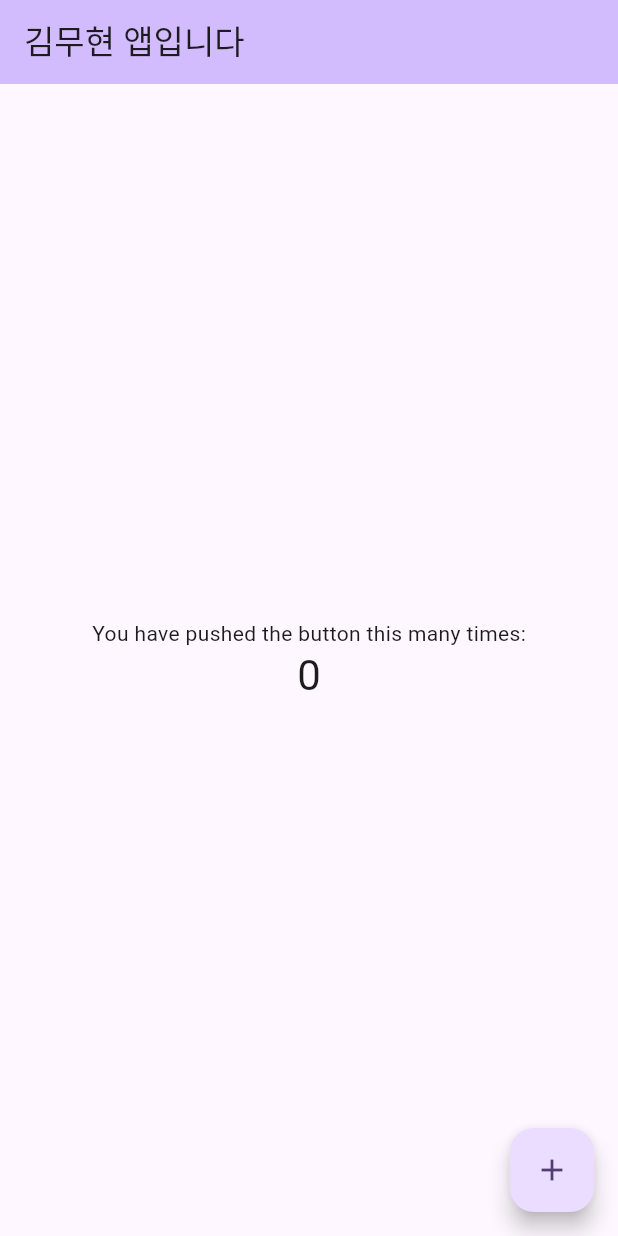
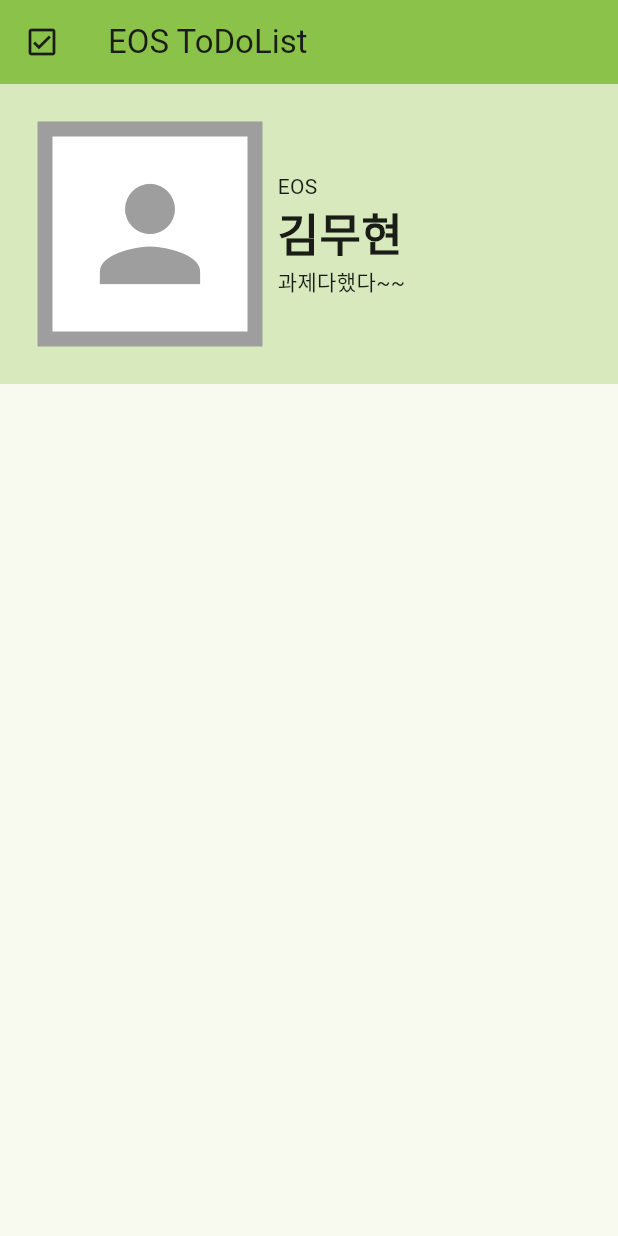
Before and after one commit to leonnoel777/2024_EOS_basic_project, a Flutter app: the screen it shows after launch, on a phone screen of 412 x 824 dp. Run offline on Flutter 3.47's test engine with Material 3 defaults, Android fonts, the phone set to English and light mode, and no system bars.

Commit message:
second commit

```diff
--- a/lib/main.dart
+++ b/lib/main.dart
@@ -11,98 +11,84 @@ class MyApp extends StatelessWidget {
   @override
   Widget build(BuildContext context) {
     return MaterialApp(
-      title: 'eos_todolist',
+      title: 'EOS ToDoList',
       theme: ThemeData(
-        // This is the theme of your application.
-        //
-        // TRY THIS: Try running your application with "flutter run". You'll see
-        // the application has a purple toolbar. Then, without quitting the app,
-        // try changing the seedColor in the colorScheme below to Colors.green
-        // and then invoke "hot reload" (save your changes or press the "hot
-        // reload" button in a Flutter-supported IDE, or press "r" if you used
-        // the command line to start the app).
-        //
-        // Notice that the counter didn't reset back to zero; the application
-        // state is not lost during the reload. To reset the state, use hot
-        // restart instead.
-        //
-        // This works for code too, not just values: Most code changes can be
-        // tested with just a hot reload.
-        colorScheme: ColorScheme.fromSeed(seedColor: Colors.deepPurple),
+        colorScheme: ColorScheme.fromSeed(seedColor: Colors.lightGreen),
         useMaterial3: true,
       ),
-      home: const MyHomePage(title: '김무현 앱입니다'),
+      home: const MyHomePage(),
     );
   }
 }
 
-class MyHomePage extends StatefulWidget {
-  const MyHomePage({super.key, required this.title});
-
-  // This widget is the home page of your application. It is stateful, meaning
-  // that it has a State object (defined below) that contains fields that affect
-  // how it looks.
-
-  // This class is the configuration for the state. It holds the values (in this
-  // case the title) provided by the parent (in this case the App widget) and
-  // used by the build method of the State. Fields in a Widget subclass are
-  // always marked "final".
-
-  final String title;
-
+class MyHomePage extends StatelessWidget {
+  const MyHomePage({super.key});
   @override
-  State<MyHomePage> createState() => _MyHomePageState();
+  Widget build(BuildContext context) {
+    return Scaffold(
+      appBar: AppBar(
+        backgroundColor: Colors.lightGreen,
+        title: Text('EOS ToDoList'),
+        leading: Icon(Icons.check_box_outlined),
+      ),
+      body: Container(
+        height: 200,
+        color: Colors.lightGreen.withOpacity(0.3),
+        padding: EdgeInsets.all(25),
+        child: Row(
+          children: [
+          Container (
+            width: 150,
+            height: 150,
+            decoration: BoxDecoration (
+              color: Colors.white,
+              border: Border.all(width: 10, color: Colors.grey),
+            ),
+            child: Center(
+              child: Icon(
+                Icons.person,
+                size: 100,
+                color: Colors.grey,
+            )),
+          ),
+          SizedBox(
+            width: 10,
+          ),
+          Column(
+            crossAxisAlignment: CrossAxisAlignment.start,
+            mainAxisAlignment: MainAxisAlignment.center,
+            children: [
+              Text('EOS'),
+              Text(
+                '김무현',
+                style: TextStyle(
+                  fontWeight: FontWeight.bold,
+                  fontSize: 30,
+                ),
+              ),
+              Text('과제다했다~~')
+            ])
+          ])));
+  }
 }
-
-class _MyHomePageState extends State<MyHomePage> {
+/* class _MyHomePageState extends State<MyHomePage> {
   int _counter = 0;
 
   void _incrementCounter() {
     setState(() {
-      // This call to setState tells the Flutter framework that something has
-      // changed in this State, which causes it to rerun the build method below
-      // so that the display can reflect the updated values. If we changed
-      // _counter without calling setState(), then the build method would not be
-      // called again, and so nothing would appear to happen.
       _counter++;
     });
   }
 
   @override
   Widget build(BuildContext context) {
-    // This method is rerun every time setState is called, for instance as done
-    // by the _incrementCounter method above.
-    //
-    // The Flutter framework has been optimized to make rerunning build methods
-    // fast, so that you can just rebuild anything that needs updating rather
-    // than having to individually change instances of widgets.
     return Scaffold(
       appBar: AppBar(
-        // TRY THIS: Try changing the color here to a specific color (to
-        // Colors.amber, perhaps?) and trigger a hot reload to see the AppBar
-        // change color while the other colors stay the same.
         backgroundColor: Theme.of(context).colorScheme.inversePrimary,
-        // Here we take the value from the MyHomePage object that was created by
-        // the App.build method, and use it to set our appbar title.
-        title: Text(widget.title),
+        title: const Text('Hi'),
       ),
       body: Center(
-        // Center is a layout widget. It takes a single child and positions it
-        // in the middle of the parent.
         child: Column(
-          // Column is also a layout widget. It takes a list of children and
-          // arranges them vertically. By default, it sizes itself to fit its
-          // children horizontally, and tries to be as tall as its parent.
-          //
-          // Column has various properties to control how it sizes itself and
-          // how it positions its children. Here we use mainAxisAlignment to
-          // center the children vertically; the main axis here is the vertical
-          // axis because Columns are vertical (the cross axis would be
-          // horizontal).
-          //
-          // TRY THIS: Invoke "debug painting" (choose the "Toggle Debug Paint"
-          // action in the IDE, or press "p" in the console), to see the
-          // wireframe for each widget.
           mainAxisAlignment: MainAxisAlignment.center,
           children: <Widget>[
             const Text(
@@ -119,7 +105,8 @@ class _MyHomePageState extends State<MyHomePage> {
         onPressed: _incrementCounter,
         tooltip: 'Increment',
         child: const Icon(Icons.add),
-      ), // This trailing comma makes auto-formatting nicer for build methods.
+      ),
     );
   }
 }
+*/
```
Also changed, not shown: Assignment/week2.png (added).
